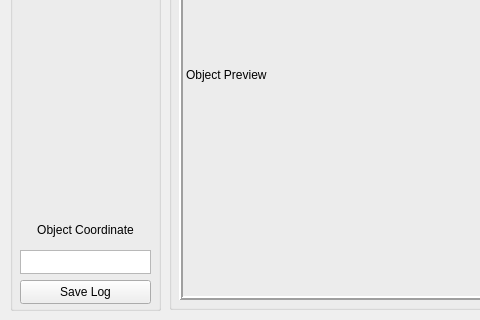
Qt form Program/Aplikasi Deteksi Hama/theme/main.ui (bima0302/Prototype) before a commit; both pictures show x 0 to 480 and y 180 to 500 of the 700 by 500 pixel window.
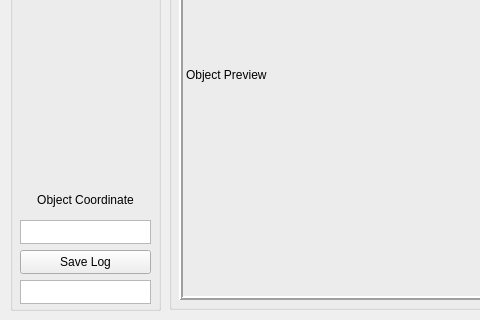
The same form after that commit.

Patch:
```diff
--- a/Program/Aplikasi Deteksi Hama/theme/main.ui
+++ b/Program/Aplikasi Deteksi Hama/theme/main.ui
@@ -78,7 +78,7 @@
     <property name="geometry">
      <rect>
       <x>10</x>
-      <y>450</y>
+      <y>420</y>
       <width>131</width>
       <height>24</height>
      </rect>
@@ -94,23 +94,23 @@
     <property name="geometry">
      <rect>
       <x>10</x>
-      <y>420</y>
-      <width>131</width>
-      <height>24</height>
-     </rect>
-    </property>
-    <property name="font">
-     <font>
-      <pointsize>9</pointsize>
-     </font>
-    </property>
-   </widget>
-   <widget class="QLabel" name="objectCoordinateLabel">
-    <property name="geometry">
-     <rect>
-      <x>10</x>
       <y>390</y>
       <width>131</width>
+      <height>24</height>
+     </rect>
+    </property>
+    <property name="font">
+     <font>
+      <pointsize>9</pointsize>
+     </font>
+    </property>
+   </widget>
+   <widget class="QLabel" name="objectCoordinateLabel">
+    <property name="geometry">
+     <rect>
+      <x>10</x>
+      <y>360</y>
+      <width>131</width>
       <height>20</height>
      </rect>
     </property>
@@ -139,6 +139,21 @@
      <enum>Qt::LeftToRight</enum>
     </property>
    </widget>
+   <widget class="QTextBrowser" name="saveText">
+    <property name="geometry">
+     <rect>
+      <x>10</x>
+      <y>450</y>
+      <width>131</width>
+      <height>24</height>
+     </rect>
+    </property>
+    <property name="font">
+     <font>
+      <pointsize>9</pointsize>
+     </font>
+    </property>
+   </widget>
   </widget>
   <widget class="QGroupBox" name="objectPreviewBox">
    <property name="geometry">
```
